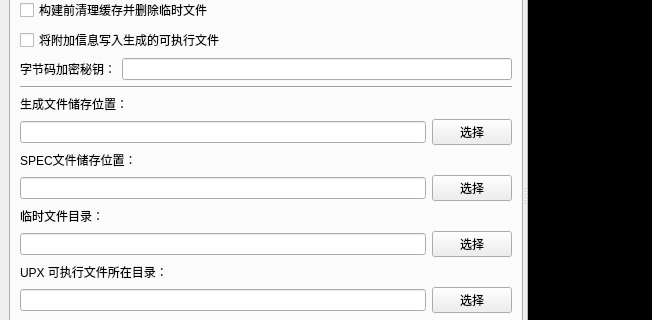
Above: ui/pyitool.ui from hrpzcf/AwesomePyKit before the change; both pictures show x 0 to 652 and y 166 to 486 of the 860 by 722 pixel window. Below: the same form after it.
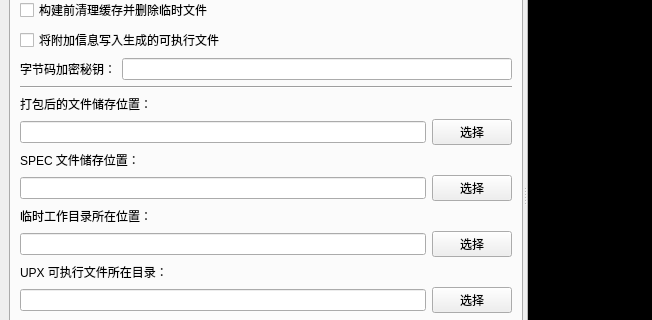
That is the form after the change. The open tabs and pages were chosen to show the change.

Commit message: 为<程序打包工具>新增的设置项增加悬浮提示

What changed in the file:
```diff
--- a/ui/pyitool.ui
+++ b/ui/pyitool.ui
@@ -411,7 +411,7 @@
                 <string>此项可留空，默认储存位置：&quot;项目根目录/DIST&quot;。</string>
                </property>
                <property name="text">
-                <string>生成文件储存位置：</string>
+                <string>打包后的文件储存位置：</string>
                </property>
               </widget>
              </item>
@@ -446,7 +446,7 @@
                 <string>此项可留空，默认储存位置：&quot;项目根目录&quot;。</string>
                </property>
                <property name="text">
-                <string>SPEC文件储存位置：</string>
+                <string>SPEC 文件储存位置：</string>
                </property>
               </widget>
              </item>
@@ -481,7 +481,7 @@
                 <string>此项可留空，默认目录：&quot;项目根目录/BUILD&quot;。</string>
                </property>
                <property name="text">
-                <string>临时文件目录：</string>
+                <string>临时工作目录所在位置：</string>
                </property>
               </widget>
              </item>
```
Left out of the diff: 10 changed lines with no effect on the pictures. The commit also changes 1 other file.
